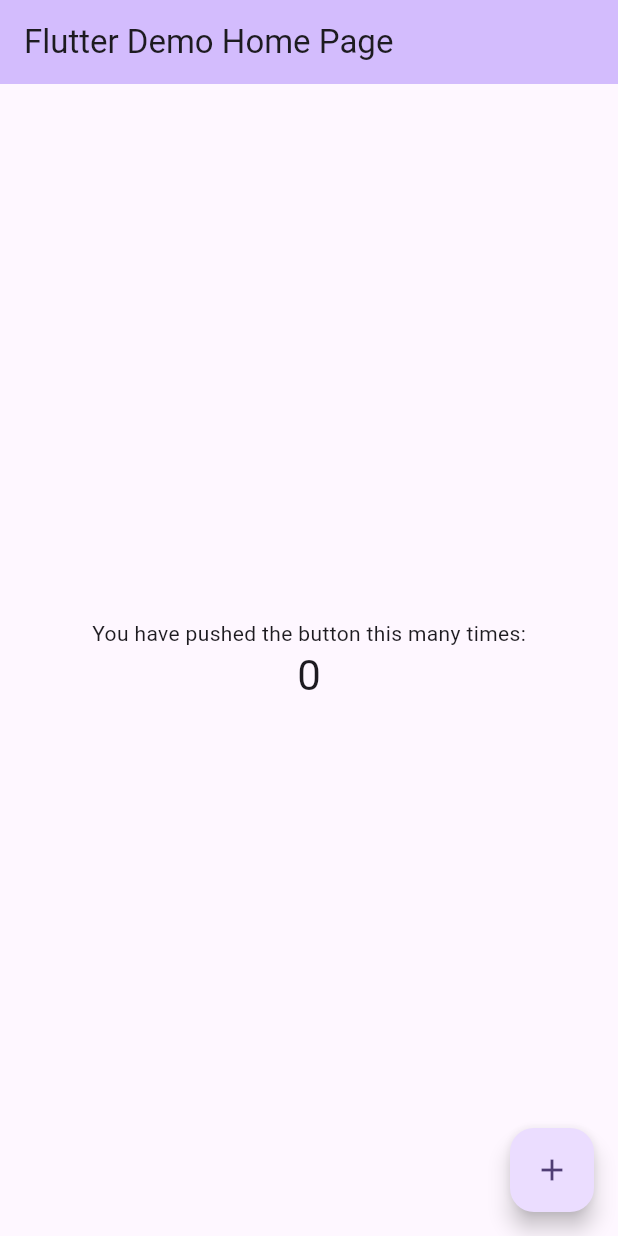
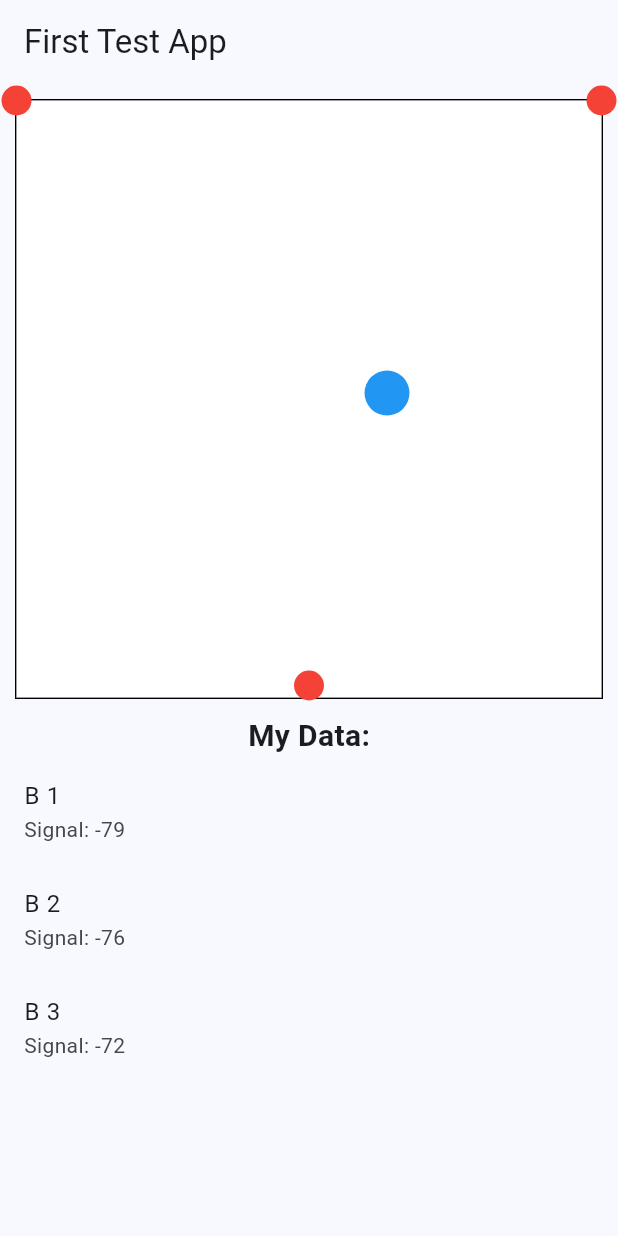
Before and after one commit to Indoor-Postitioning-System/Bluetooth-Beacon, a Flutter app: the screen it shows after launch, on a phone screen of 412 x 824 dp. Run offline on Flutter 3.47's test engine with Material 3 defaults, Android fonts, the phone set to English and light mode, and no system bars.

Commit message:
Sprint 3 - Fingerprint + Test GUI

```diff
--- a/lib/main.dart
+++ b/lib/main.dart
@@ -1,4 +1,5 @@
 import 'package:flutter/material.dart';
+import 'ui/test_page.dart';
 
 void main() {
   runApp(const MyApp());
@@ -7,116 +8,15 @@ void main() {
 class MyApp extends StatelessWidget {
   const MyApp({super.key});
 
-  // This widget is the root of your application.
   @override
   Widget build(BuildContext context) {
     return MaterialApp(
-      title: 'Flutter Demo',
+      title: 'IPS Fingerprinting Test',
       theme: ThemeData(
-        // This is the theme of your application.
-        //
-        // TRY THIS: Try running your application with "flutter run". You'll see
-        // the application has a purple toolbar. Then, without quitting the app,
-        // try changing the seedColor in the colorScheme below to Colors.green
-        // and then invoke "hot reload" (save your changes or press the "hot
-        // reload" button in a Flutter-supported IDE, or press "r" if you used
-        // the command line to start the app).
-        //
-        // Notice that the counter didn't reset back to zero; the application
-        // state is not lost during the reload. To reset the state, use hot
-        // restart instead.
-
-        // This works for code too, not just values: Most code changes can be
-        // tested with just a hot reload.
-        colorScheme: .fromSeed(seedColor: Colors.deepPurple),
+        colorScheme: ColorScheme.fromSeed(seedColor: Colors.blue),
+        useMaterial3: true,
       ),
-      home: const MyHomePage(title: 'Flutter Demo Home Page'),
+      home: const TestPage(),
     );
   }
 }
-
-class MyHomePage extends StatefulWidget {
-  const MyHomePage({super.key, required this.title});
-
-  // This widget is the home page of your application. It is stateful, meaning
-  // that it has a State object (defined below) that contains fields that affect
-  // how it looks.
-
-  // This class is the configuration for the state. It holds the values (in this
-  // case the title) provided by the parent (in this case the App widget) and
-  // used by the build method of the State. Fields in a Widget subclass are
-  // always marked "final".
-
-  final String title;
-
-  @override
-  State<MyHomePage> createState() => _MyHomePageState();
-}
-
-class _MyHomePageState extends State<MyHomePage> {
-  int _counter = 0;
-
-  void _incrementCounter() {
-    setState(() {
-      // This call to setState tells the Flutter framework that something has
-      // changed in this State, which causes it to rerun the build method below
-      // so that the display can reflect the updated values. If we changed
-      // _counter without calling setState(), then the build method would not be
-      // called again, and so nothing would appear to happen.
-      _counter++;
-    });
-  }
-
-  @override
-  Widget build(BuildContext context) {
-    // This method is rerun every time setState is called, for instance as done
-    // by the _incrementCounter method above.
-    //
-    // The Flutter framework has been optimized to make rerunning build methods
-    // fast, so that you can just rebuild anything that needs updating rather
-    // than having to individually change instances of widgets.
-    return Scaffold(
-      appBar: AppBar(
-        // TRY THIS: Try changing the color here to a specific color (to
-        // Colors.amber, perhaps?) and trigger a hot reload to see the AppBar
-        // change color while the other colors stay the same.
-        backgroundColor: Theme.of(context).colorScheme.inversePrimary,
-        // Here we take the value from the MyHomePage object that was created by
-        // the App.build method, and use it to set our appbar title.
-        title: Text(widget.title),
-      ),
-      body: Center(
-        // Center is a layout widget. It takes a single child and positions it
-        // in the middle of the parent.
-        child: Column(
-          // Column is also a layout widget. It takes a list of children and
-          // arranges them vertically. By default, it sizes itself to fit its
-          // children horizontally, and tries to be as tall as its parent.
-          //
-          // Column has various properties to control how it sizes itself and
-          // how it positions its children. Here we use mainAxisAlignment to
-          // center the children vertically; the main axis here is the vertical
-          // axis because Columns are vertical (the cross axis would be
-          // horizontal).
-          //
-          // TRY THIS: Invoke "debug painting" (choose the "Toggle Debug Paint"
-          // action in the IDE, or press "p" in the console), to see the
-          // wireframe for each widget.
-          mainAxisAlignment: .center,
-          children: [
-            const Text('You have pushed the button this many times:'),
-            Text(
-              '$_counter',
-              style: Theme.of(context).textTheme.headlineMedium,
-            ),
-          ],
-        ),
-      ),
-      floatingActionButton: FloatingActionButton(
-        onPressed: _incrementCounter,
-        tooltip: 'Increment',
-        child: const Icon(Icons.add),
-      ),
-    );
-  }
-}
--- /dev/null
+++ b/lib/models/beacon_model.dart
@@ -0,0 +1,16 @@
+class BeaconData {
+  final String uuid;
+  final int major;
+  final int minor;
+  final int rssi; // Signalstärke
+
+  const BeaconData({
+    required this.uuid,
+    required this.major,
+    required this.minor,
+    required this.rssi,
+  });
+
+  // Eine ID um den Beacon eindeutig zu erkennen
+  String get id => '$uuid-$major-$minor';
+}
--- /dev/null
+++ b/lib/models/fingerprint_model.dart
@@ -0,0 +1,11 @@
+import 'position_model.dart';
+
+class Fingerprint {
+  final Position position; // Wo wurde gemessen?
+  final Map<String, int> rssiValues; // Welche Signalstärken waren da?
+
+  const Fingerprint({
+    required this.position,
+    required this.rssiValues,
+  });
+}
--- /dev/null
+++ b/lib/models/position_model.dart
@@ -0,0 +1,6 @@
+class Position {
+  final double x;
+  final double y;
+
+  const Position({required this.x, required this.y});
+}
--- /dev/null
+++ b/lib/services/beacon_scanner.dart
@@ -0,0 +1,10 @@
+import '../models/beacon_model.dart';
+
+// Das ist eine Vorlage für alle Scanner
+abstract class BeaconScanner {
+  // Hier kommen die Daten raus (als Strom / Stream)
+  Stream<List<BeaconData>> get scanResults;
+
+  void startScan();
+  void stopScan();
+}
--- /dev/null
+++ b/lib/services/mock_beacon_scanner.dart
@@ -0,0 +1,79 @@
+import 'dart:async';
+import 'dart:math';
+import 'beacon_scanner.dart';
+import '../models/beacon_model.dart';
+
+class MockBeaconScanner implements BeaconScanner {
+  // Der "Stream" schickt die Daten an die App
+  final _controller = StreamController<List<BeaconData>>.broadcast();
+  Timer? _timer;
+
+  // Fake Position vom User (um Bewegung zu simulieren)
+  double userX = 0;
+  double userY = 0;
+  double angle = 0; // Winkel für die Kreisbewegung
+
+  @override
+  Stream<List<BeaconData>> get scanResults => _controller.stream;
+
+  @override
+  void startScan() {
+    print('Starte Mock Scanner...');
+    // Jede Sekunde neue Daten generieren
+    _timer = Timer.periodic(const Duration(seconds: 1), (timer) {
+      bewegeUserImKreis();
+      var beacons = erstelleBeacons();
+      _controller.add(beacons);
+    });
+  }
+
+  @override
+  void stopScan() {
+    _timer?.cancel();
+  }
+
+  // Simuliert, dass der User im Kreis läuft
+  void bewegeUserImKreis() {
+    // Einfache Mathe für einen Kreis
+    userX = 5.0 + 3.0 * cos(angle);
+    userY = 5.0 + 3.0 * sin(angle);
+
+    // Winkel erhöhen damit er sich weiterdreht
+    angle += 0.1;
+  }
+
+  List<BeaconData> erstelleBeacons() {
+    var liste = <BeaconData>[];
+
+    // Wir tun so, als gäbe es 3 Beacons im Raum
+    // Beacon 1 oben links (0,0)
+    liste.add(baueBeacon(1, 0, 0));
+
+    // Beacon 2 oben rechts (10,0)
+    liste.add(baueBeacon(2, 10, 0));
+
+    // Beacon 3 unten mitte (5,10)
+    liste.add(baueBeacon(3, 5, 10));
+
+    return liste;
+  }
+
+  BeaconData baueBeacon(int nummer, double beaconX, double beaconY) {
+    // Abstand berechnen (Satz des Pythagoras)
+    double abstand = sqrt(pow(beaconX - userX, 2) + pow(beaconY - userY, 2));
+
+    // Signalstärke berechnen (je weiter weg, desto schwächer)
+    // Wir nehmen an: 1 Meter = -60 dBm
+    double signal = -60 - (20 * log(abstand + 0.1) / ln10);
+
+    // Ein bisschen Zufall hinzufügen ("Rauschen"), damit es echt wirkt
+    var zufall = Random().nextInt(6) - 3; // Zahl zwischen -3 und +3
+
+    return BeaconData(
+      uuid: '0000-0000', // Fake ID
+      major: nummer,
+      minor: 1,
+      rssi: (signal + zufall).round(),
+    );
+  }
+}
--- /dev/null
+++ b/lib/services/positioning_engine.dart
@@ -0,0 +1,108 @@
+import 'dart:math';
+import '../models/beacon_model.dart';
+import '../models/fingerprint_model.dart';
+import '../models/position_model.dart';
+
+class PositioningEngine {
+  List<Fingerprint> radioMap = [];
+
+  PositioningEngine() {
+    ladeRadioMap();
+  }
+
+  // Hier speichern wir unsere "Fingerabdrücke"
+  // Das sind Punkte im Raum, wo wir wissen, wie stark das Signal sein sollte.
+  void ladeRadioMap() {
+    // IDs von den Beacons (muss zur MockBeaconScanner passen)
+    String b1 = '0000-0000-1-1';
+    String b2 = '0000-0000-2-1';
+    String b3 = '0000-0000-3-1';
+
+    // Punkt 1: Oben Links (Nahe B1)
+    radioMap.add(Fingerprint(
+      position: const Position(x: 1, y: 1),
+      rssiValues: {b1: -60, b2: -80, b3: -85},
+    ));
+
+    // Punkt 2: Oben Rechts (Nahe B2)
+    radioMap.add(Fingerprint(
+      position: const Position(x: 9, y: 1),
+      rssiValues: {b1: -80, b2: -60, b3: -85},
+    ));
+
+    // Punkt 3: Unten Mitte (Nahe B3)
+    radioMap.add(Fingerprint(
+      position: const Position(x: 5, y: 9),
+      rssiValues: {b1: -85, b2: -85, b3: -60},
+    ));
+
+    // Punkt 4: Mitte
+    radioMap.add(Fingerprint(
+      position: const Position(x: 5, y: 5),
+      rssiValues: {b1: -70, b2: -70, b3: -70},
+    ));
+  }
+
+  // Der Algorithmus: Wo bin ich?
+  Position? calculatePosition(List<BeaconData> aktuelleMessung) {
+    if (aktuelleMessung.isEmpty) return null;
+
+    // 1. Messung vorbereiten (in eine Liste umwandeln)
+    var messungMap = <String, int>{};
+    for (var b in aktuelleMessung) {
+      messungMap[b.id] = b.rssi;
+    }
+
+    // 2. Abstände zu allen bekannten Punkten berechnen
+    var abstaende = <_AbstansHelper>[];
+
+    for (var fingerabdruck in radioMap) {
+      double dist = berechneAbstand(messungMap, fingerabdruck.rssiValues);
+      abstaende.add(_AbstansHelper(fingerabdruck, dist));
+    }
+
+    // 3. Sortieren: Die kleinsten Abstände zuerst
+    abstaende.sort((a, b) => a.abstand.compareTo(b.abstand));
+
+    // 4. Die 3 besten nehmen ("k-Nearest Neighbors")
+    var besteTreffer = abstaende.take(3).toList();
+    if (besteTreffer.isEmpty) return null;
+
+    // 5. Mittelwert berechnen
+    double summeX = 0;
+    double summeY = 0;
+
+    for (var treffer in besteTreffer) {
+      summeX += treffer.fingerprint.position.x;
+      summeY += treffer.fingerprint.position.y;
+    }
+
+    return Position(
+      x: summeX / besteTreffer.length,
+      y: summeY / besteTreffer.length,
+    );
+  }
+
+  // Berechnet wie unähnlich zwei Signale sind (Euklidische Distanz)
+  double berechneAbstand(Map<String, int> messung, Map<String, int> datenbank) {
+    double summe = 0;
+
+    datenbank.forEach((id, dbWert) {
+      // Wenn wir den Beacon nicht messen, nehmen wir einen schlechten Wert an (-100)
+      int gemessenerWert = messung[id] ?? -100;
+
+      double diff = (gemessenerWert - dbWert).toDouble();
+      summe += diff * diff; // Quadrat
+    });
+
+    return sqrt(summe);
+  }
+}
+
+// Kleine Hilfsklasse um Abstand zu speichern
+class _AbstansHelper {
+  final Fingerprint fingerprint;
+  final double abstand;
+
+  _AbstansHelper(this.fingerprint, this.abstand);
+}
--- /dev/null
+++ b/lib/ui/test_page.dart
@@ -0,0 +1,145 @@
+import 'package:flutter/material.dart';
+import '../models/beacon_model.dart';
+import '../models/position_model.dart';
+import '../services/beacon_scanner.dart';
+import '../services/mock_beacon_scanner.dart';
+import '../services/positioning_engine.dart';
+
+class TestPage extends StatefulWidget {
+  const TestPage({super.key});
+
+  @override
+  State<TestPage> createState() => _TestPageState();
+}
+
+class _TestPageState extends State<TestPage> {
+  // Meine Dienste (Services)
+  var scanner = MockBeaconScanner();
+  var engine = PositioningEngine();
+
+  // Meine Variablen
+  List<BeaconData> beaconList = [];
+  Position? myPosition;
+
+  @override
+  void initState() {
+    super.initState();
+    startMyScan();
+  }
+
+  void startMyScan() {
+    scanner.startScan();
+    scanner.scanResults.listen((data) {
+      // Prüfen ob die Seite noch offen ist
+      if (mounted) {
+        setState(() {
+          beaconList = data;
+          // Berechne meine Position
+          myPosition = engine.calculatePosition(data);
+        });
+      }
+    });
+  }
+
+  @override
+  Widget build(BuildContext context) {
+    return Scaffold(
+      appBar: AppBar(
+        title: const Text("First Test App"),
+      ),
+      body: Column(
+        children: [
+          // Der Karten-Bereich
+          Container(
+            height: 400,
+            width: 400,
+            margin: const EdgeInsets.all(10),
+            decoration: BoxDecoration(
+              border: Border.all(color: Colors.black),
+              color: Colors.white,
+            ),
+            child: CustomPaint(
+              painter: MyMapPainter(
+                userPos: myPosition,
+                beacons: beaconList
+              ),
+            ),
+          ),
+
+          // Die Überschrift
+          const Text(
+            "My Data:",
+            style: TextStyle(fontSize: 20, fontWeight: FontWeight.bold)
+          ),
+
+          // Die Liste der Beacons
+          Expanded(
+            child: ListView.builder(
+              itemCount: beaconList.length,
+              itemBuilder: (context, index) {
+                var currentBeacon = beaconList[index];
+                return ListTile(
+                  title: Text("B ${currentBeacon.major}"),
+                  subtitle: Text("Signal: ${currentBeacon.rssi}"),
+                );
+              },
+            ),
+          ),
+        ],
+      ),
+    );
+  }
+}
+
+class MyMapPainter extends CustomPainter {
+  final Position? userPos;
+  final List<BeaconData> beacons;
+
+  MyMapPainter({this.userPos, required this.beacons});
+
+  @override
+  void paint(Canvas canvas, Size size) {
+    // 1. Farben definieren
+    var borderPaint = Paint();
+    borderPaint.color = Colors.grey;
+    borderPaint.style = PaintingStyle.stroke;
+
+    var beaconPaint = Paint();
+    beaconPaint.color = Colors.red;
+    beaconPaint.style = PaintingStyle.fill;
+
+    var userPaint = Paint();
+    userPaint.color = Colors.blue;
+    userPaint.style = PaintingStyle.fill;
+
+    // 2. Den Raum-Rahmen zeichnen
+    var rect = Rect.fromLTWH(0, 0, size.width, size.height);
+    canvas.drawRect(rect, borderPaint);
+
+    // 10 Meter auf den Bildschirm skalieren
+    double scale = size.width / 10.0;
+
+    // 3. Die festen Beacons zeichnen
+    // Beacon 1 (0,0)
+    canvas.drawCircle(Offset(0 * scale, 0 * scale), 10, beaconPaint);
+
+    // Beacon 2 (10,0)
+    canvas.drawCircle(Offset(10 * scale, 0 * scale), 10, beaconPaint);
+
+    // Beacon 3 (5,10)
+    canvas.drawCircle(Offset(5 * scale, 10 * scale), 10, beaconPaint);
+
+    // 4. Den User zeichnen (wenn Position da ist)
+    if (userPos != null) {
+      double x = userPos!.x * scale;
+      double y = userPos!.y * scale;
+
+      canvas.drawCircle(Offset(x, y), 15, userPaint);
+    }
+  }
+
+  @override
+  bool shouldRepaint(covariant CustomPainter oldDelegate) {
+    return true; // Immer neu zeichnen
+  }
+}
```
